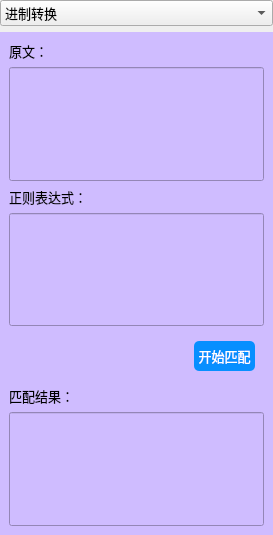
First picture: the form in smalltoolwidget.ui, repository HuaGouFdog/Fdog-Kit, before the edit.
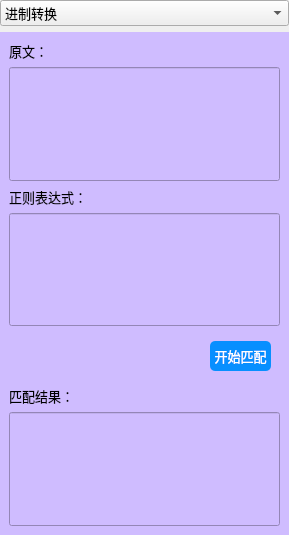
Second picture: the form after the edit. The open tabs and pages were chosen to show the change.

The edit to the form file:
```diff
--- a/smalltoolwidget.ui
+++ b/smalltoolwidget.ui
@@ -6,7 +6,7 @@
    <rect>
     <x>0</x>
     <y>0</y>
-    <width>273</width>
+    <width>289</width>
     <height>535</height>
    </rect>
   </property>
```
Left out of the diff: 2 changed lines with no effect on the pictures.
